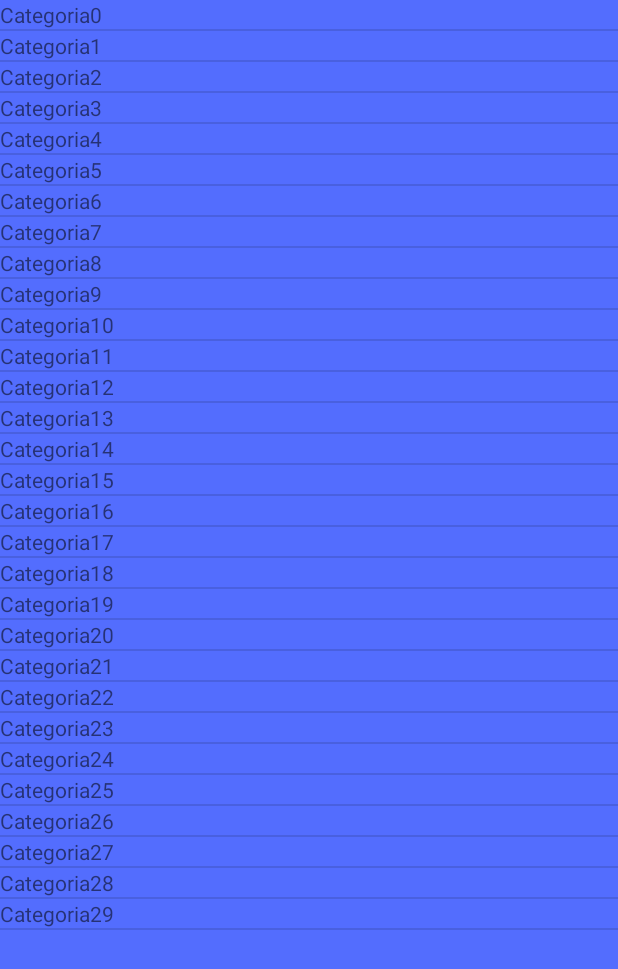
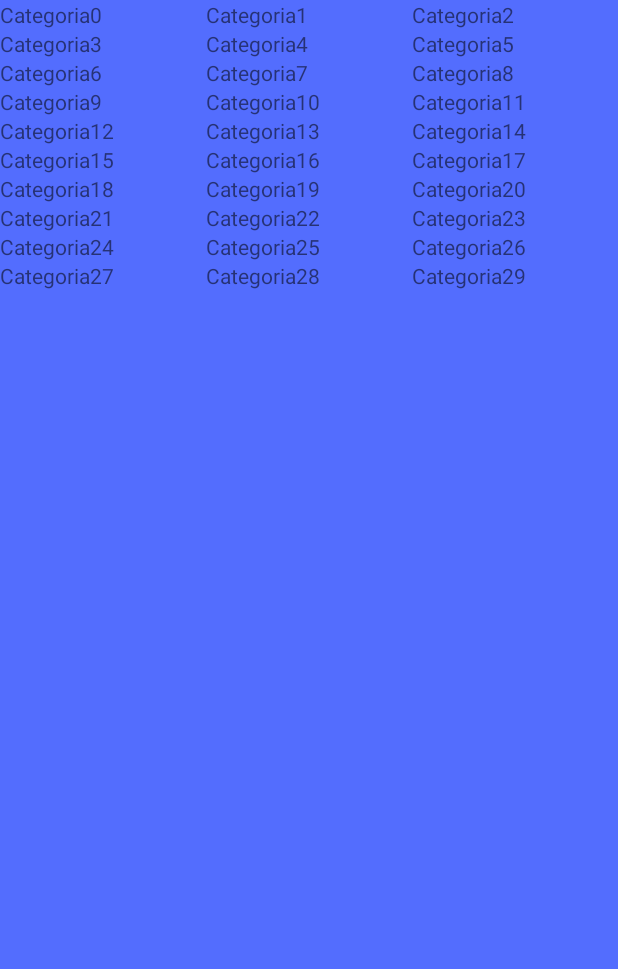
Before and after one commit to charlescampista/DeafSpace, an Android app: the VocabularyCategoriesActivity screen opened directly, with no data from a screen before it, on a phone screen of 412 x 824 dp. Shown: the top 969 px of the screen. Run offline under Robolectric (Android 15) with nearby library versions, the phone set to English and light mode, and no system bars; our stand-ins replace Room's generated code.

Commit message:
Working on Screen

```diff
--- a/AndroidSourceCode/app/src/main/AndroidManifest.xml
+++ b/AndroidSourceCode/app/src/main/AndroidManifest.xml
@@ -11,7 +11,7 @@
         android:roundIcon="@mipmap/ic_launcher_round"
         android:supportsRtl="true"
         android:theme="@style/AppTheme">
-        <activity android:name=".modules.vocabularymodule.activities.VocabularyContextActivity"></activity>
+        <activity android:name=".modules.vocabularymodule.activities.VocabularyCategoriesActivity"></activity>
         <activity android:name=".modules.vocabularymodule.activities.VocabularyActivity" />
         <activity android:name=".application.activities.AdultSpaceActivity" />
         <activity
--- a/AndroidSourceCode/app/src/main/java/com/example/deafspace/application/enums/Modules.java
+++ b/AndroidSourceCode/app/src/main/java/com/example/deafspace/application/enums/Modules.java
@@ -1,5 +1,5 @@
 package com.example.deafspace.application.enums;
 
 public enum Modules {
-
+    VOCABULARY,HISTORY,CUSTOMIZED_ELEMENTS;
 }
--- a/AndroidSourceCode/app/src/main/java/com/example/deafspace/modules/vocabularymodule/activities/VocabularyContextActivity.java
+++ b/AndroidSourceCode/app/src/main/java/com/example/deafspace/modules/vocabularymodule/activities/VocabularyCategoriesActivity.java
@@ -1,9 +1,12 @@
 package com.example.deafspace.modules.vocabularymodule.activities;
 
 import androidx.appcompat.app.AppCompatActivity;
+import androidx.fragment.app.Fragment;
+
 import android.os.Bundle;
 import android.view.View;
 import android.widget.AdapterView;
+import android.widget.GridView;
 import android.widget.ListView;
 import android.widget.Toast;
 
@@ -14,9 +17,9 @@ import com.example.deafspace.modules.vocabularymodule.model.Category;
 import java.util.ArrayList;
 import java.util.List;
 
-public class VocabularyContextActivity extends AppCompatActivity {
+public class VocabularyCategoriesActivity extends AppCompatActivity {
 
-    ListView lvTrocarPorGridVocabularyContext;
+    GridView gvVocabularyCategories;
     List<Category> categoryList;
 
     @Override
@@ -24,19 +27,23 @@ public class VocabularyContextActivity extends AppCompatActivity {
         super.onCreate(savedInstanceState);
         setContentView(R.layout.activity_vocabulary_context);
 
-        lvTrocarPorGridVocabularyContext = (ListView) findViewById(R.id.lvTrocarPorGridVocabularyContext);
+        gvVocabularyCategories = (GridView) findViewById(R.id.gvVocabularyCategories);
         categoryList = new ArrayList<Category>();
         for(int i=0; i<30; i++){
             categoryList.add(new Category(String.valueOf(i),"Categoria"+i,"Path Image"));
         }
         VocabularyCategoryAdapter adapter = new VocabularyCategoryAdapter(categoryList,this);
-        lvTrocarPorGridVocabularyContext.setAdapter(adapter);
+        gvVocabularyCategories.setAdapter(adapter);
 
-        lvTrocarPorGridVocabularyContext.setOnItemClickListener(new AdapterView.OnItemClickListener() {
+        gvVocabularyCategories.setOnItemClickListener(new AdapterView.OnItemClickListener() {
             @Override
             public void onItemClick(AdapterView<?> parent, View view, int position, long id) {
                 Toast.makeText(getBaseContext(),"Chamar Activity Vocabulario", Toast.LENGTH_SHORT).show();
             }
         });
     }
+
+    protected void replaceFragment(Fragment fragment){
+        getSupportFragmentManager().beginTransaction().replace(R.id.container,fragment,"TAG").commit();
+    }
 }
--- a/AndroidSourceCode/app/src/main/res/layout/activity_vocabulary_context.xml
+++ b/AndroidSourceCode/app/src/main/res/layout/activity_vocabulary_context.xml
@@ -5,11 +5,12 @@
     android:layout_width="match_parent"
     android:layout_height="match_parent"
     android:background="@color/colorPrimary"
-    tools:context=".modules.vocabularymodule.activities.VocabularyContextActivity">
+    tools:context=".modules.vocabularymodule.activities.VocabularyCategoriesActivity">
 
-    <ListView
-    android:id="@+id/lvTrocarPorGridVocabularyContext"
-    android:layout_width="match_parent"
-    android:layout_height="match_parent" />
+    <GridView
+        android:id="@+id/gvVocabularyCategories"
+        android:layout_width="match_parent"
+        android:layout_height="match_parent"
+        android:numColumns="3"/>
 
 </LinearLayout>
```
Also changed, not shown: AndroidSourceCode/app/src/main/java/com/example/deafspace/application/activities/ChildrenSpaceActivity.java (+15 -4 lines), AndroidSourceCode/app/src/main/java/com/example/deafspace/application/model/Module.java (+13 -2 lines).
